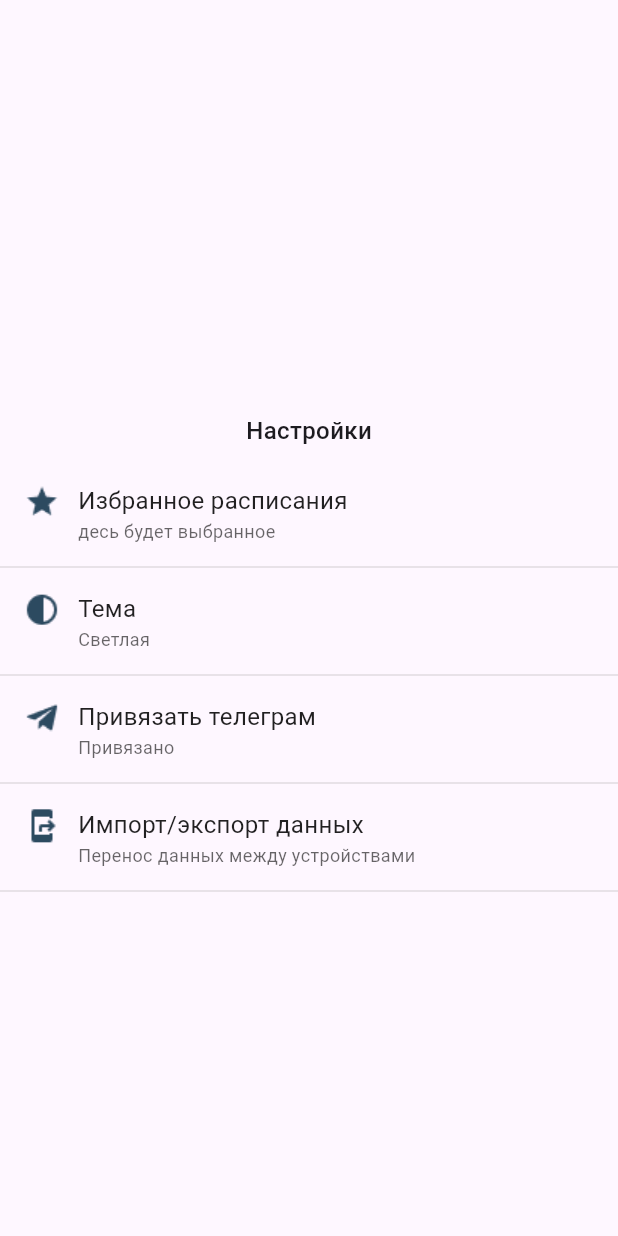
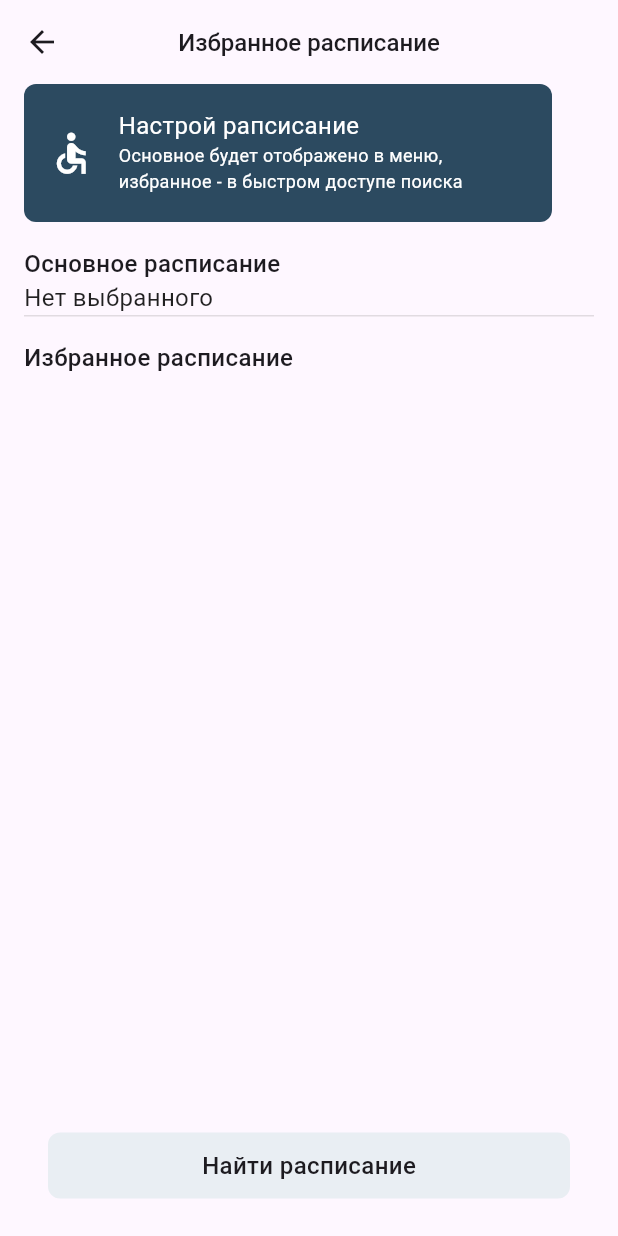
Before and after one commit to maiPomogator/flutter_app, a Flutter app: the SettingsFragment widget shown alone on an empty page, opened directly, after a tap on "Избранное расписания", on a phone screen of 412 x 824 dp. Run offline on Flutter 3.47's test engine with Material 3 defaults, Android fonts, the light colour scheme and no system bars; our stand-ins replace file_picker, flutter_dotenv, permission_handler, shared_preferences, sqflite; accounts and stored records are empty.

Commit message:
добавление ещё расписания

```diff
--- a/lib/data/SheduleList.dart
+++ b/lib/data/SheduleList.dart
@@ -2,6 +2,7 @@ import 'package:sqflite/sqflite.dart';
 
 class ScheduleList {
   late Database _database;
+  Map<String, dynamic>? mainSchedule;
 
   ScheduleList._privateConstructor();
 
@@ -54,21 +55,26 @@ class ScheduleList {
     final int result = Sqflite.firstIntValue(count)!;
     return result;
   }
-  Future<Map<String, dynamic>?> getMainSchedule() async {
+
+  Future<Map<String, dynamic>?> getMainScheduleIntoVar() async {
     List<Map<String, dynamic>> results = await _database.query(
       'schedule_list',
       columns: ['schedule_id', 'type', 'isMain'],
       where: 'isMain = ?',
       whereArgs: [true],
-      limit: 1, // Ограничиваем количество возвращаемых записей одной записью
-      orderBy: 'id DESC', // Убеждаемся, что записи возвращаются в нужном порядке
+      limit: 1,
+      orderBy:
+          'id DESC',
     );
 
     if (results.isNotEmpty) {
-      return results.first; // Возвращаем первую запись, если она есть
+      mainSchedule = results.first;
+      return results.first;
     } else {
-      return null; // Возвращаем null, если не найдено записей
+      return null;
     }
   }
-
+  Map<String, dynamic>? getMainSchedule(){
+    return mainSchedule;
+  }
 }
--- a/lib/fragments/ScheduleFragment.dart
+++ b/lib/fragments/ScheduleFragment.dart
@@ -1,8 +1,6 @@
 import 'package:flutter/material.dart';
-import 'package:flutter_mobile_client/data/ApiProvider.dart';
 import 'package:flutter_mobile_client/data/GroupDatabaseHelper.dart';
 import 'package:flutter_mobile_client/data/LessonsDatabase.dart';
-import 'package:flutter_mobile_client/data/LocalDataBaseUpdater.dart';
 import 'package:flutter_mobile_client/data/ProfessorDatabase.dart';
 import 'package:flutter_mobile_client/data/SheduleList.dart';
 import 'package:flutter_mobile_client/styles/AppTextStyle.dart';
@@ -369,8 +367,6 @@ class _ScheduleFragmentState extends State<ScheduleFragment> {
 
   Future<List<DropdownMenuItem<String>>> _buildDropdownItems() async {
     final dropdownItems = <DropdownMenuItem<String>>[];
-    String mainSelectedValue =
-        ''; // Для хранения значения записи с isMain == true
     for (final group in groupList) {
       final scheduleId = group['schedule_id'];
       dynamic aboutData;
@@ -380,7 +376,7 @@ class _ScheduleFragmentState extends State<ScheduleFragment> {
         aboutData = await ProfessorDatabase.getProfessorById(scheduleId);
       }
       final dropdownValue = '$scheduleId ${group['type']}';
-      final isMain = group['isMain'] == true;
+      final isMain = group['isMain'] == 1;
       dropdownItems.add(
         DropdownMenuItem<String>(
           value: dropdownValue,
@@ -398,14 +394,14 @@ class _ScheduleFragmentState extends State<ScheduleFragment> {
         ),
       );
       // Добавляем запись с isMain == true в selected
-      if (isMain) {
+    /*  if (isMain) {
         mainSelectedValue = dropdownValue;
-      }
+      }*/
     }
-    if (mainSelectedValue.isNotEmpty) {
+   /* if (mainSelectedValue.isNotEmpty) {
       _onGroupChanged(
           mainSelectedValue); // Устанавливаем запись с isMain == true в выбранные
-    }
+    }*/
     return dropdownItems;
   }
 
--- a/lib/fragments/SettingsFragment.dart
+++ b/lib/fragments/SettingsFragment.dart
@@ -1,13 +1,16 @@
 import 'package:flutter/foundation.dart';
 import 'package:flutter/material.dart';
 import 'package:flutter_dotenv/flutter_dotenv.dart';
+import 'package:flutter_mobile_client/data/GroupDatabaseHelper.dart';
 import 'package:flutter_mobile_client/data/JsonBackup.dart';
+import 'package:flutter_mobile_client/data/SheduleList.dart';
 import 'package:flutter_mobile_client/data/UserPreferences.dart';
 import 'package:flutter_mobile_client/styles/AppTextStyle.dart';
 import 'package:url_launcher/url_launcher.dart';
 import 'package:permission_handler/permission_handler.dart';
 
 import '../main.dart';
+import '../schedule/ScheduleEditor.dart';
 
 class SettingsFragment extends StatefulWidget {
   @override
@@ -17,11 +20,23 @@ class SettingsFragment extends StatefulWidget {
 class _SettingsFragmentState extends State<SettingsFragment> {
   String _selectedTheme = UserPreferences.getTheme() == null
       ? 'Светлая'
-      : UserPreferences
-          .getTheme()!;
+      : UserPreferences.getTheme()!;
+
+  @override
+  void initState() {
+    super.initState();
+  }
 
   @override
   Widget build(BuildContext context) {
+    return FutureBuilder<String>(
+      future: getMainScheduleName(),
+      builder: (context, snapshot) {
+        if (snapshot.connectionState == ConnectionState.done) {
+          if (snapshot.hasError) {
+            return Text('Ошибка при получении данных');
+          } else {
+            final mainScheduleName = snapshot.data;
             return Column(
               mainAxisAlignment: MainAxisAlignment.center,
               children: [
@@ -39,7 +54,7 @@ class _SettingsFragmentState extends State<SettingsFragment> {
                   child: buildSettingsItem(
                     'star',
                     'Избранное расписания',
-            'десь будет выбранное',
+                    mainScheduleName!,
                   ),
                 ),
                 Padding(
@@ -68,6 +83,26 @@ class _SettingsFragmentState extends State<SettingsFragment> {
                 ),
               ],
             );
+          }
+        } else {
+          return Container();
+        }
+      },
+    );
+  }
+
+  Future<String> getMainScheduleName() async {
+    if (ScheduleList.instance.mainSchedule != null) {
+      if (ScheduleList.instance.mainSchedule!['type'] == 'group') {
+        final group = await GroupDatabaseHelper.getGroupById(
+            ScheduleList.instance.mainSchedule!['schedule_id']);
+        return group.name;
+      } else {
+        return "препод";
+      }
+    } else {
+      return "Нет выбранного";
+    }
   }
 
   Widget buildSettingsItem(
@@ -118,6 +153,12 @@ class _SettingsFragmentState extends State<SettingsFragment> {
   Future<void> handleButtonTap(String buttonName) async {
     switch (buttonName) {
       case 'star':
+        Navigator.push(
+          context,
+          MaterialPageRoute(
+            builder: (context) => ScheduleEditor(),
+          ),
+        );
         break;
       case 'theme':
         showThemeOptions(context);
@@ -213,7 +254,6 @@ class _SettingsFragmentState extends State<SettingsFragment> {
     );
   }
 
-
   Future<void> showBackupOptions(BuildContext context) async {
     if (await Permission.storage.request().isGranted) {
       // Разрешение на запись файлов получено
--- a/lib/main.dart
+++ b/lib/main.dart
@@ -22,6 +22,7 @@ Future<void> main() async {
   await GroupDatabaseHelper.initDatabase();
   await LessonsDatabase.initDatabase();
   LocalDatabaseHelper.instance.populateAllLessonDatabase();
+  ScheduleList.instance.getMainScheduleIntoVar();
   runApp(const MyApp());
 }
 
--- /dev/null
+++ b/lib/schedule/ScheduleEditor.dart
@@ -0,0 +1,224 @@
+import 'package:flutter/material.dart';
+import 'package:flutter_mobile_client/FirstChoiceScreen.dart';
+import 'package:flutter_mobile_client/data/ProfessorDatabase.dart';
+import 'package:flutter_mobile_client/data/SheduleList.dart';
+import 'package:flutter_mobile_client/model/Professor.dart';
+import 'package:flutter_mobile_client/styles/AppTextStyle.dart';
+
+import '../data/GroupDatabaseHelper.dart';
+import '../model/Group.dart';
+
+class ScheduleEditor extends StatefulWidget {
+  ScheduleEditor();
+
+  @override
+  _ScheduleEditorState createState() => _ScheduleEditorState();
+}
+
+class _ScheduleEditorState extends State<ScheduleEditor> {
+  late Future<String> mainScheduleName;
+  late Future<List<String>> favoriteScheduleNames;
+  final mainNavigationRoute =
+  MaterialPageRoute(builder: (context) => FirstChoiceScreen());
+
+  @override
+  void initState() {
+    super.initState();
+    mainScheduleName = getMainScheduleName();
+    favoriteScheduleNames = getScheduleList();
+  }
+
+  @override
+  Widget build(BuildContext context) {
+    return Scaffold(
+      appBar: AppBar(
+        leading: IconButton(
+          icon: const Icon(Icons.arrow_back, size: 24),
+          onPressed: () {
+            Navigator.of(context).pop();
+          },
+        ),
+        title: Text(
+          'Избранное расписание',
+           style: AppTextStyle.headerTextStyle(context),
+        ),
+        centerTitle: true,
+      ),
+      body: Padding(
+        padding: EdgeInsets.only(left: 16, right: 16),
+        child: Column(
+          crossAxisAlignment: CrossAxisAlignment.start,
+          children: [
+            Container(
+              width: 352,
+              height: 92,
+              decoration: BoxDecoration(
+                color: Color(0xff2C4A60),
+                borderRadius: BorderRadius.circular(8),
+              ),
+              child: Row(
+                children: [
+                  Padding(
+                    padding: EdgeInsets.symmetric(horizontal: 15),
+                    child: const Icon(
+                      Icons.accessible,
+                      color: Colors.white,
+                      size: 33,
+                    ),
+                  ),
+                  Column(
+                    crossAxisAlignment: CrossAxisAlignment.start,
+                    children: [
+                      SizedBox(
+                        height: 16,
+                      ),
+                      Text(
+                        'Настрой рапсисание',
+                         style: AppTextStyle.settingsMain(context),
+                      ),
+                      Text(
+                        'Основное будет отображено в меню,\nизбранное - в быстром доступе поиска',
+                         style: AppTextStyle.settingsSecond(context),
+                      ),
+                    ],
+                  )
+                ],
+              ),
+            ),
+            SizedBox(height: 16,),
+            Text('Основное расписание',
+              style: AppTextStyle.headerTextStyle(context),),
+            FutureBuilder<String>(
+              future: mainScheduleName,
+              builder: (context, snapshot) {
+                if (snapshot.hasError) {
+                  return Text('Ошибка при получении данных');
+                } else if (snapshot.connectionState == ConnectionState.done) {
+                  return Container(
+                      width: double.infinity,
+                      decoration: BoxDecoration(
+                        border: Border(
+                          bottom: BorderSide(
+                            color: Color(0xFF21212114),
+                            width: 1.0,
+                          ),
+                        ),
+                      ),
+                      child: Text(
+                        snapshot.data ?? 'Нет выбранного',
+                         style: AppTextStyle.mainTextStyle(context),
+                      ));
+                } else {
+                  return Container();
+                }
+              },
+            ),
+            Padding(
+              padding: EdgeInsets.only(top: 16),
+              child: Text(
+                'Избранное расписание',
+                 style: AppTextStyle.headerTextStyle(context),
+              ),
+            ),
+            Expanded(
+              child: FutureBuilder<List<String>>(
+                future: favoriteScheduleNames,
+                builder: (context, snapshot) {
+                  if (snapshot.hasError) {
+                    return Text('Ошибка при получении данных');
+                  } else if (snapshot.connectionState == ConnectionState.done) {
+                    return ListView.builder(
+                      physics: AlwaysScrollableScrollPhysics(),
+                      itemCount: snapshot.data!.length,
+                      itemBuilder: (context, index) {
+                        return Container(
+                          width: double.infinity,
+                          decoration: BoxDecoration(
+                            border: Border(
+                              bottom: BorderSide(
+                                color: Color(0xFF21212114),
+                                width: 1.0,
+                              ),
+                            ),
+                          ),
+                          child: Text(
+                            snapshot.data![index],
+                             style: AppTextStyle.mainTextStyle(context),
+                          ),
+                        );
+                      },
+                    );
+                  } else {
+                    return Center(child: CircularProgressIndicator());
+                  }
+                },
+              ),
+            ),
+            Padding(
+              padding: EdgeInsets.symmetric(vertical: 25,horizontal: 16),
+              child:   GestureDetector(
+                onTap: onFindTapped,
+                child: Container(
+                  width: double.infinity,
+                  height: 44,
+                  decoration: BoxDecoration(
+                    color: const Color(0xFFE9EEF3),
+                    borderRadius: BorderRadius.circular(8),
+                  ),
+                  child: Center(
+                    child: Text(
+                      'Найти расписание',
+                      style: AppTextStyle.headerTextStyle(context),
+                    ),
+                  ),
+                ),
+              ),
+            ),
+          ],
+        ),
+      ),
+    );
+  }
+
+
+  Future<String> getMainScheduleName() async {
+    if (ScheduleList.instance.mainSchedule != null) {
+      if (ScheduleList.instance.mainSchedule!['type'] == 'group') {
+        final group = await GroupDatabaseHelper.getGroupById(
+            ScheduleList.instance.mainSchedule!['schedule_id']);
+        return group.name;
+      } else {
+        return "препод";
+      }
+    } else {
+      return "Нет выбранного";
+    }
+  }
+
+  Future<List<String>> getScheduleList() async {
+    List<Map<String, dynamic>> scheduleList = [];
+    List<Map<String, dynamic>> notMain = await ScheduleList.instance.getScheduleList();
+
+          for (int i = 0; i < notMain.length; i++) {
+            if (notMain[i]['isMain'] != 1) {
+              scheduleList.add(notMain[i]);
+            }
+          }
+    List<String> scheduleString = [];
+    for(int i=0; i<scheduleList.length;i++){
+      if(scheduleList[i]['type']=='group'){
+        Group group = await GroupDatabaseHelper.getGroupById(scheduleList[i]['schedule_id']);
+        scheduleString.add(group.name);
+      } else{
+        Professor professor = await ProfessorDatabase.getProfessorById(scheduleList[i]['schedule_id']);
+        scheduleString.add('${professor.middleName} ${professor.firstName} ${professor.lastName}');
+      }
+    }
+    return scheduleString;
+  }
+  void onFindTapped(){
+    Navigator.pushReplacement(
+        context, mainNavigationRoute);
+  }
+
+}
--- a/lib/styles/AppTextStyle.dart
+++ b/lib/styles/AppTextStyle.dart
@@ -57,4 +57,28 @@ class AppTextStyle {
       color: Color(0x99000000)
     );
   }
+  static TextStyle settingsHeader(BuildContext context) {
+    return TextStyle(
+        fontSize: 16,
+        fontFamily: 'Roboto',
+        fontWeight: FontWeight.w500,
+        color:Colors.white
+    );
+  }
+  static TextStyle settingsMain(BuildContext context) {
+    return TextStyle(
+        fontSize: 16,
+        fontFamily: 'Roboto',
+        fontWeight: FontWeight.w400,
+        color: Colors.white
+    );
+  }
+  static TextStyle settingsSecond(BuildContext context) {
+    return TextStyle(
+        fontSize: 12,
+        fontFamily: 'Roboto',
+        fontWeight: FontWeight.w400,
+        color: Colors.white
+    );
+  }
 }
```
Lines whose indentation alone changed are shown as unchanged.
